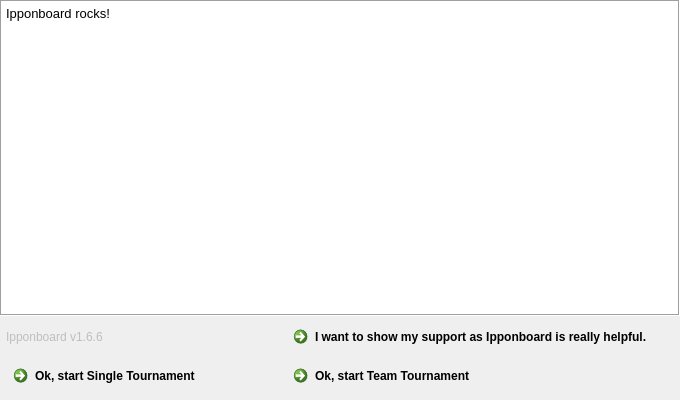
fmuecke/Ipponboard, file base/SplashScreen.ui: the form before one commit.
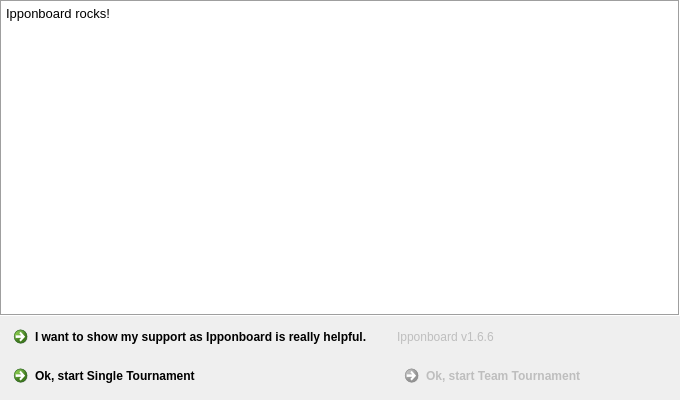
The form after the commit. Icons and pictures are not drawn.

Commit message: disabled team version for 1.7 beta

What changed in the file:
```diff
--- a/base/SplashScreen.ui
+++ b/base/SplashScreen.ui
@@ -121,7 +121,33 @@
      <property name="bottomMargin">
       <number>6</number>
      </property>
-     <item row="1" column="0">
+     <item row="2" column="1">
+      <widget class="QCommandLinkButton" name="commandLinkButton_startTeamVersion">
+       <property name="enabled">
+        <bool>false</bool>
+       </property>
+       <property name="layoutDirection">
+        <enum>Qt::LeftToRight</enum>
+       </property>
+       <property name="text">
+        <string>Ok, start Team Tournament</string>
+       </property>
+       <property name="icon">
+        <iconset resource="ipponboard.qrc">
+         <normaloff>:/res/images/logo_team.png</normaloff>:/res/images/logo_team.png</iconset>
+       </property>
+       <property name="checkable">
+        <bool>false</bool>
+       </property>
+       <property name="autoDefault">
+        <bool>true</bool>
+       </property>
+       <property name="default">
+        <bool>false</bool>
+       </property>
+      </widget>
+     </item>
+     <item row="2" column="0">
       <widget class="QCommandLinkButton" name="commandLinkButton_startSingleVersion">
        <property name="text">
         <string>Ok, start Single Tournament</string>
@@ -135,7 +161,7 @@
        </property>
       </widget>
      </item>
-     <item row="0" column="0">
+     <item row="1" column="1">
       <widget class="QLabel" name="label_info">
        <property name="enabled">
         <bool>false</bool>
@@ -160,7 +186,7 @@
        </property>
       </widget>
      </item>
-     <item row="0" column="1">
+     <item row="1" column="0">
       <widget class="QCommandLinkButton" name="commandLinkButton_donate">
        <property name="text">
         <string>I want to show my support as Ipponboard is really helpful.</string>
@@ -183,29 +209,6 @@
        </property>
       </widget>
      </item>
-     <item row="1" column="1">
-      <widget class="QCommandLinkButton" name="commandLinkButton_startTeamVersion">
-       <property name="layoutDirection">
-        <enum>Qt::LeftToRight</enum>
-       </property>
-       <property name="text">
-        <string>Ok, start Team Tournament</string>
-       </property>
-       <property name="icon">
-        <iconset resource="ipponboard.qrc">
-         <normaloff>:/res/images/logo_team.png</normaloff>:/res/images/logo_team.png</iconset>
-       </property>
-       <property name="checkable">
-        <bool>false</bool>
-       </property>
-       <property name="autoDefault">
-        <bool>true</bool>
-       </property>
-       <property name="default">
-        <bool>false</bool>
-       </property>
-      </widget>
-     </item>
     </layout>
    </item>
   </layout>
```
Left out of the diff: 1 changed line with no effect on the pictures.
